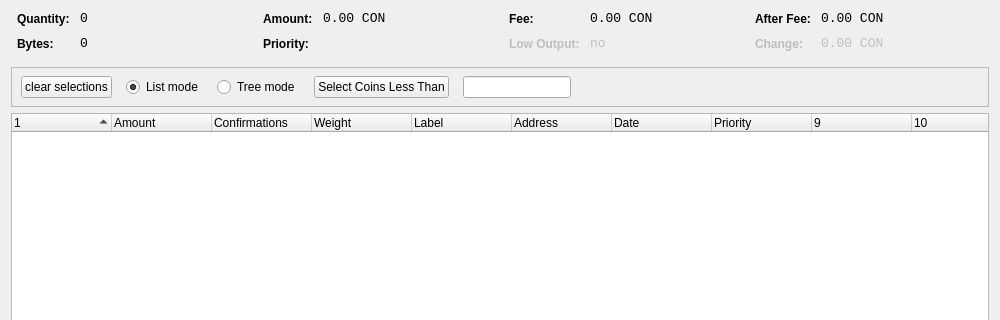
Qt form src/qt/forms/coincontroldialog.ui (prodigal-son/DigitalGold) before a commit; both pictures show x 0 to 1000 and y 0 to 320 of the 1000 by 500 pixel window.
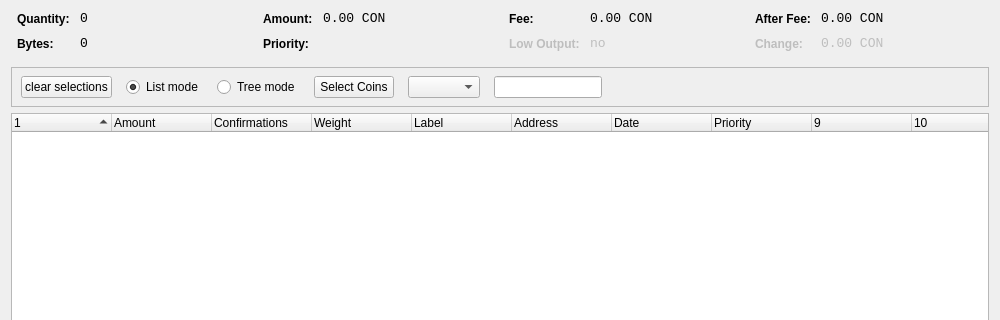
The same form after that commit. Custom widgets are drawn as their Qt base class.

Commit message: Filter Coins

```diff
--- a/src/qt/forms/coincontroldialog.ui
+++ b/src/qt/forms/coincontroldialog.ui
@@ -379,7 +379,7 @@
         <height>41</height>
        </rect>
       </property>
-      <layout class="QHBoxLayout" name="horizontalLayoutPanel" stretch="0,0,0,0,0">
+      <layout class="QHBoxLayout" name="horizontalLayoutPanel" stretch="0,0,0,0,0,0,0">
        <property name="spacing">
         <number>14</number>
        </property>
@@ -428,10 +428,13 @@
        <item>
         <widget class="QPushButton" name="pushButtonCustomCC">
          <property name="text">
-          <string>Select Coins Less Than</string>
+          <string>Select Coins</string>
          </property>
         </widget>
        </item>
+       <item>
+        <widget class="QComboBox" name="QComboBoxFilterCoins"/>
+       </item>
        <item>
         <widget class="QLineEdit" name="lineEditCustomCC">
          <property name="enabled">
```
The commit also changes 3 other files.
